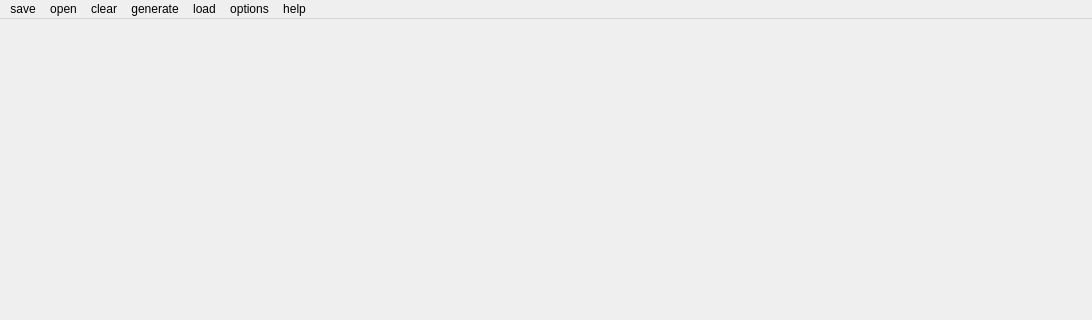
Qt form src/ai_painter/paint.ui (takashi000/ai_painter) before a commit; both pictures show x 0 to 1092 and y 0 to 320 of the 1092 by 878 pixel window.
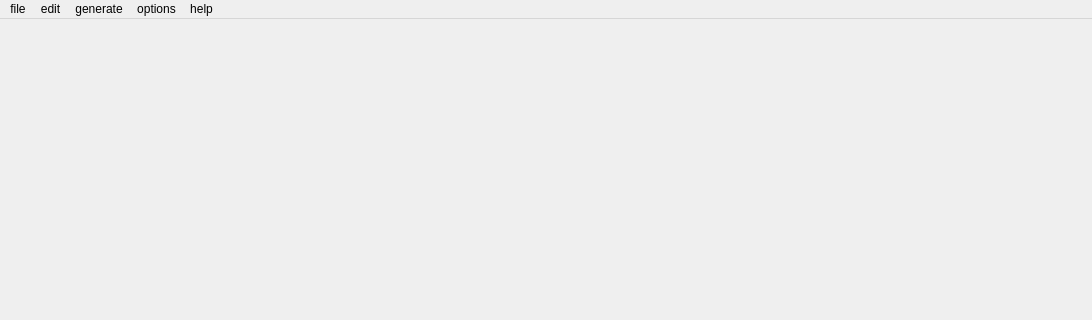
The same form after that commit.

The edit to the form file:
```diff
--- a/src/ai_painter/paint.ui
+++ b/src/ai_painter/paint.ui
@@ -1049,31 +1049,11 @@
      <height>33</height>
     </rect>
    </property>
-   <widget class="QMenu" name="menusave">
-    <property name="title">
-     <string>save</string>
-    </property>
-   </widget>
-   <widget class="QMenu" name="menuopen">
-    <property name="title">
-     <string>open</string>
-    </property>
-   </widget>
-   <widget class="QMenu" name="menuclear">
-    <property name="title">
-     <string>clear</string>
-    </property>
-   </widget>
    <widget class="QMenu" name="menugenerate">
     <property name="title">
      <string>generate</string>
     </property>
    </widget>
-   <widget class="QMenu" name="menuload">
-    <property name="title">
-     <string>load</string>
-    </property>
-   </widget>
    <widget class="QMenu" name="menuoptions">
     <property name="title">
      <string>options</string>
@@ -1084,11 +1064,19 @@
      <string>help</string>
     </property>
    </widget>
-   <addaction name="menusave"/>
-   <addaction name="menuopen"/>
-   <addaction name="menuclear"/>
+   <widget class="QMenu" name="menuedit">
+    <property name="title">
+     <string>edit</string>
+    </property>
+   </widget>
+   <widget class="QMenu" name="menufile">
+    <property name="title">
+     <string>file</string>
+    </property>
+   </widget>
+   <addaction name="menufile"/>
+   <addaction name="menuedit"/>
    <addaction name="menugenerate"/>
-   <addaction name="menuload"/>
    <addaction name="menuoptions"/>
    <addaction name="menuhelp"/>
   </widget>
```
